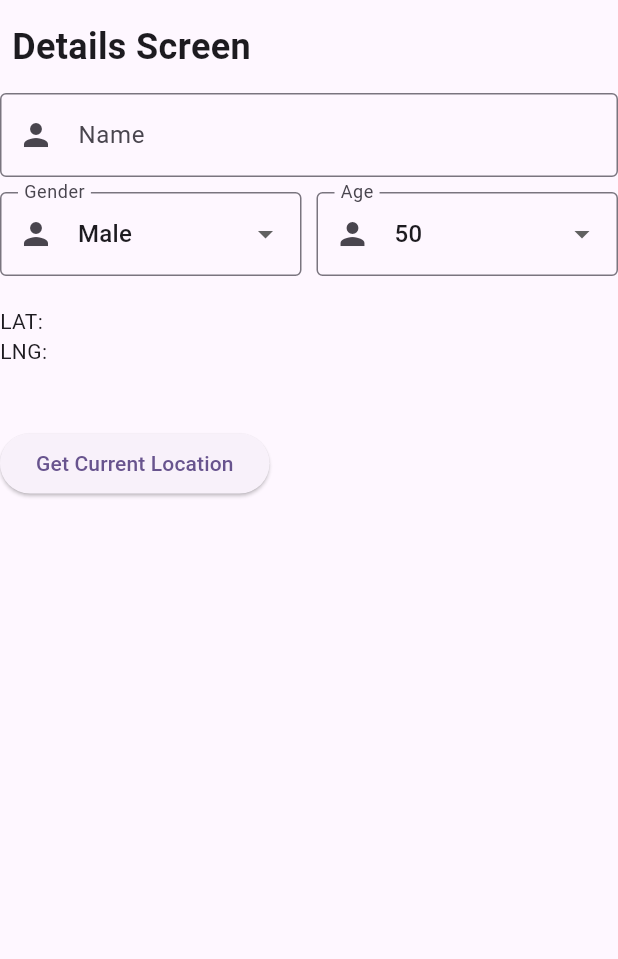
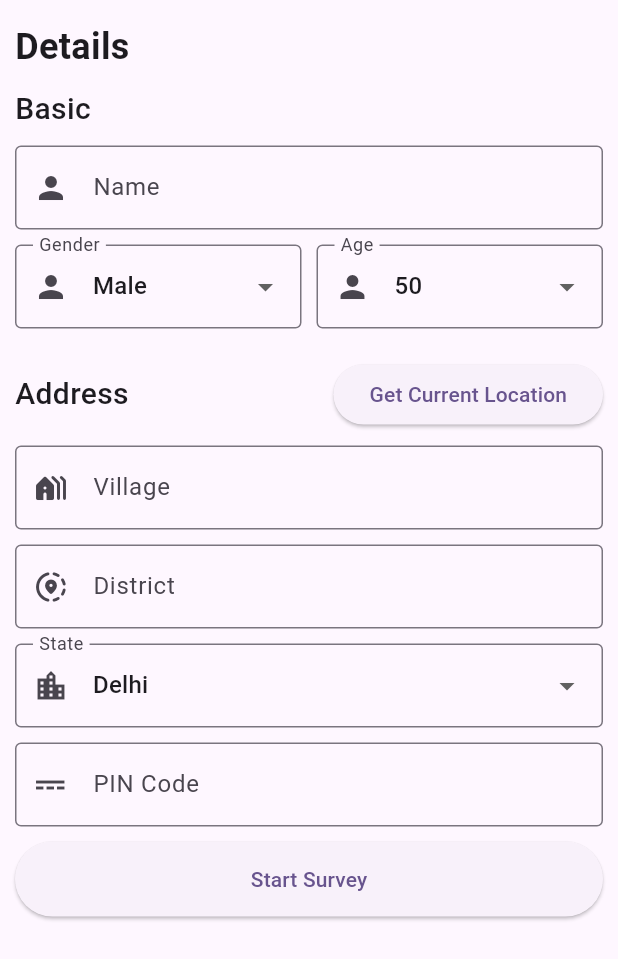
Before and after one commit to InsaneAndroidDevelopers/Shining-India-Survey, a Flutter app: the DetailsScreen screen opened directly, on a phone screen of 412 x 824 dp. Shown: the top 959 px of the screen. Run offline on Flutter 3.47's test engine with Material 2 defaults, Android fonts, the phone set to English and light mode, and no system bars; our stand-ins replace email_validator, geocoding, geolocator.

Commit message:
additional details added

```diff
--- a/lib/main.dart
+++ b/lib/main.dart
@@ -20,7 +20,7 @@ class MyApp extends StatelessWidget {
         useMaterial3: true
       ),
       debugShowCheckedModeBanner: false,
-      home: SurveyorHomeScreen()
+      home: SplashScreen()
     );
   }
 }
--- a/lib/splash_screen.dart
+++ b/lib/splash_screen.dart
@@ -1,5 +1,6 @@
 import 'package:flutter/material.dart';
 import 'package:shining_india_survey/login_screen.dart';
+import 'package:shining_india_survey/surveyor/surveyor_home_screen.dart';
 
 class SplashScreen extends StatefulWidget {
   const SplashScreen({super.key});
@@ -18,7 +19,7 @@ class _SplashScreenState extends State<SplashScreen> {
 
   _navigateToHome() async {
     await Future.delayed(Duration(milliseconds: 2000), () {});
-    Navigator.pushReplacement(context, MaterialPageRoute(builder: (context) => LoginScreen()));
+    Navigator.pushReplacement(context, MaterialPageRoute(builder: (context) => SurveyorHomeScreen()));
   }
 
   @override
--- a/lib/surveyor/details_screen.dart
+++ b/lib/surveyor/details_screen.dart
@@ -1,6 +1,7 @@
 import 'package:flutter/material.dart';
 import 'package:geocoding/geocoding.dart';
 import 'package:geolocator/geolocator.dart';
+import 'package:shining_india_survey/surveyor/survey_screen.dart';
 
 class DetailsScreen extends StatefulWidget {
   const DetailsScreen({super.key});
@@ -12,10 +13,54 @@ class DetailsScreen extends StatefulWidget {
 class _DetailsScreenState extends State<DetailsScreen> {
 
   final nameController = TextEditingController();
+  final villageController = TextEditingController();
+  final districtController = TextEditingController();
+  final pinController = TextEditingController();
 
-  int _dropDownGenderValue = 0;
   int _dropDownAgeValue = 50;
+
+  String _dropDownGenderValue = 'Male';
   List<String> items = ['Male', 'Female', 'Others'];
+
+  String _dropDownStateValue = 'Delhi';
+  List<String> states = [
+    'Andaman and Nicobar Islands',
+    'Andhra Pradesh',
+    'Arunachal Pradesh',
+    'Assam',
+    'Bihar',
+    'Chhattisgarh',
+    'Dadra and Nagar Haveli and Daman and Diu',
+    'Delhi',
+    'Goa',
+    'Gujarat',
+    'Haryana',
+    'Himachal Pradesh',
+    'Jharkhand',
+    'Karnataka',
+    'Kerala',
+    'Ladakh',
+    'Lakshadweep',
+    'Madhya Pradesh',
+    'Maharashtra',
+    'Manipur',
+    'Meghalaya',
+    'Mizoram',
+    'Nagaland',
+    'Odisha',
+    'Puducherry',
+    'Punjab',
+    'Rajasthan',
+    'Sikkim',
+    'Tamil Nadu',
+    'Telangana',
+    'Tripura',
+    'Uttar Pradesh',
+    'Uttarakhand',
+    'West Bengal'
+  ];
+
+  final _formKey = GlobalKey<FormState>();
 
   String? _currentAddress;
   Position? _currentPosition;
@@ -55,7 +100,7 @@ class _DetailsScreenState extends State<DetailsScreen> {
   Future<void> _getCurrentPosition() async {
     final hasPermission = await _handleLocationPermission();
     if (!hasPermission) return;
-    await Geolocator.getCurrentPosition(desiredAccuracy: LocationAccuracy.high)
+    await Geolocator.getCurrentPosition(desiredAccuracy: LocationAccuracy.best)
         .then((Position position) {
       setState(() => _currentPosition = position);
       _getAddressFromLatLng(_currentPosition!);
@@ -66,7 +111,7 @@ class _DetailsScreenState extends State<DetailsScreen> {
 
   Future<void> _getAddressFromLatLng(Position position) async {
     await placemarkFromCoordinates(
-        _currentPosition!.latitude, _currentPosition!.longitude)
+        28.503451,77.417321, localeIdentifier: 'en_IN')
         .then((List<Placemark> placemarks) {
       Placemark place = placemarks[0];
       print(placemarks.length);
@@ -93,22 +138,32 @@ class _DetailsScreenState extends State<DetailsScreen> {
     return Scaffold(
       body: SafeArea(
         child: SingleChildScrollView(
+          child: Padding(
+            padding: const EdgeInsets.symmetric(horizontal: 10, vertical: 14),
             child: Column(
               crossAxisAlignment: CrossAxisAlignment.start,
               children: [
-              Padding(
-                padding: const EdgeInsets.symmetric(horizontal: 8, vertical: 14),
-                child: Text(
-                  'Details Screen',
+                Text(
+                  'Details',
                   style: TextStyle(
                       fontSize: 24,
                       fontWeight: FontWeight.bold
                   ),
                 ),
+                SizedBox(height: 10,),
+                Form(
+                  key: _formKey,
+                  child: Column(
+                    crossAxisAlignment: CrossAxisAlignment.start,
+                    children: [
+                      Text(
+                        'Basic',
+                        style: TextStyle(
+                            fontSize: 20,
+                            fontWeight: FontWeight.w500
                         ),
-              Form(
-                child: Column(
-                  children: [
+                      ),
+                      SizedBox(height: 10,),
                       TextFormField(
                         controller: nameController,
                         keyboardType: TextInputType.text,
@@ -129,23 +184,15 @@ class _DetailsScreenState extends State<DetailsScreen> {
                                 prefixIcon: Icon(Icons.person)
                               ),
                               value: _dropDownGenderValue,
-                            items: [
-                              DropdownMenuItem(
-                                child: Text('Male'),
-                                value: 0,
-                              ),
-                              DropdownMenuItem(
-                                child: Text('Female'),
-                                value: 1,
-                              ),
-                              DropdownMenuItem(
-                                child: Text('Others'),
-                                value: 2,
-                              ),
-                            ],
+                              items: items.map<DropdownMenuItem<String>>((String item) {
+                                return DropdownMenuItem<String>(
+                                  child: Text(item),
+                                  value: item
+                                );
+                              }).toList(),
                               onChanged: (value) {
                                 setState(() {
-                                _dropDownGenderValue = value ?? 0;
+                                  _dropDownGenderValue = value ?? '';
                                   print(value);
                                 });
                               },
@@ -181,16 +228,89 @@ class _DetailsScreenState extends State<DetailsScreen> {
                   ),
                 ),
                 SizedBox(height: 20,),
-              Text('LAT: ${_currentPosition?.latitude ?? ""}'),
-              Text('LNG: ${_currentPosition?.longitude ?? ""}'),
-              Text(_currentAddress ?? "", textAlign: TextAlign.center,),
-              const SizedBox(height: 20),
+                Row(
+                  mainAxisAlignment: MainAxisAlignment.spaceBetween,
+                  children: [
+                    Text(
+                      'Address',
+                      style: TextStyle(
+                          fontSize: 20,
+                          fontWeight: FontWeight.w500
+                      ),
+                    ),
                     ElevatedButton(
                       onPressed: _getCurrentPosition,
                       child: const Text("Get Current Location"),
                     )
                   ],
                 ),
+                SizedBox(height: 10,),
+                TextFormField(
+                  controller: villageController,
+                  keyboardType: TextInputType.text,
+                  decoration: InputDecoration(
+                      border: OutlineInputBorder(),
+                      labelText: 'Village',
+                      prefixIcon: Icon(Icons.holiday_village_rounded)
+                  ),
+                ),
+                SizedBox(height: 10,),
+                TextFormField(
+                  controller: districtController,
+                  keyboardType: TextInputType.text,
+                  decoration: InputDecoration(
+                      border: OutlineInputBorder(),
+                      labelText: 'District',
+                      prefixIcon: Icon(Icons.share_location_rounded)
+                  ),
+                ),
+                SizedBox(height: 10,),
+                DropdownButtonFormField(
+                  isExpanded: true,
+                  decoration: InputDecoration(
+                      labelText: 'State',
+                      border: OutlineInputBorder(),
+                      prefixIcon: Icon(Icons.location_city)
+                  ),
+                  value: _dropDownStateValue,
+                  items: states.map<DropdownMenuItem<String>>((String item) {
+                    return DropdownMenuItem<String>(
+                        child: Text(item),
+                        value: item
+                    );
+                  }).toList(),
+                  onChanged: (value) {
+                    setState(() {
+                      _dropDownStateValue = value ?? '';
+                      print(value);
+                    });
+                  },
+                ),
+                SizedBox(height: 10,),
+                TextFormField(
+                  controller: pinController,
+                  keyboardType: TextInputType.number,
+                  decoration: InputDecoration(
+                      border: OutlineInputBorder(),
+                      labelText: 'PIN Code',
+                      prefixIcon: Icon(Icons.power_input_outlined)
+                  ),
+                ),
+                SizedBox(height: 10,),
+                ElevatedButton(
+                  style: ElevatedButton.styleFrom(
+                      minimumSize: Size.fromHeight(50)
+                  ),
+                  onPressed: (){
+                    Navigator.push(context, MaterialPageRoute(builder: (context) => SurveyScreen()));
+                  },
+                  child: Text(
+                      'Start Survey'
+                  ),
+                ),
+              ],
+            ),
+          ),
         ),
       ),
     );
--- a/lib/surveyor/survey_screen.dart
+++ b/lib/surveyor/survey_screen.dart
@@ -1,4 +1,5 @@
 import 'package:flutter/material.dart';
+import 'package:shining_india_survey/surveyor/additional_details_screen.dart';
 import 'package:shining_india_survey/surveyor/survey_result_screen.dart';
 import 'package:shining_india_survey/surveyor/surveyor_home_screen.dart';
 import 'package:shining_india_survey/surveyor/widgets/question_widget.dart';
@@ -62,7 +63,7 @@ class _SurveyScreenState extends State<SurveyScreen> {
                 ),
                 onPressed: (){
                   _activePage == ques.length-1
-                    ? Navigator.pushReplacement(context, MaterialPageRoute(builder: (context) => SurveyResultScreen()))
+                    ? Navigator.pushReplacement(context, MaterialPageRoute(builder: (context) => AdditionalDetailsScreen()))
                     : _pageController.nextPage(duration: Duration(milliseconds: 300), curve: Curves.easeInOut);
                 },
                 child: Text(
--- a/lib/surveyor/surveyor_login_screen.dart
+++ b/lib/surveyor/surveyor_login_screen.dart
@@ -12,6 +12,7 @@ class SurveyorLoginScreen extends StatefulWidget {
 class _SurveyorLoginScreenState extends State<SurveyorLoginScreen> {
 
   final _formKey = GlobalKey<FormState>();
+
   final emailController = TextEditingController();
   final passwordController = TextEditingController();
   final tokenController = TextEditingController();
```
Also changed, not shown: lib/surveyor/additional_details_screen.dart (added, +164 -0 lines). Lines whose indentation alone changed are shown as unchanged.
